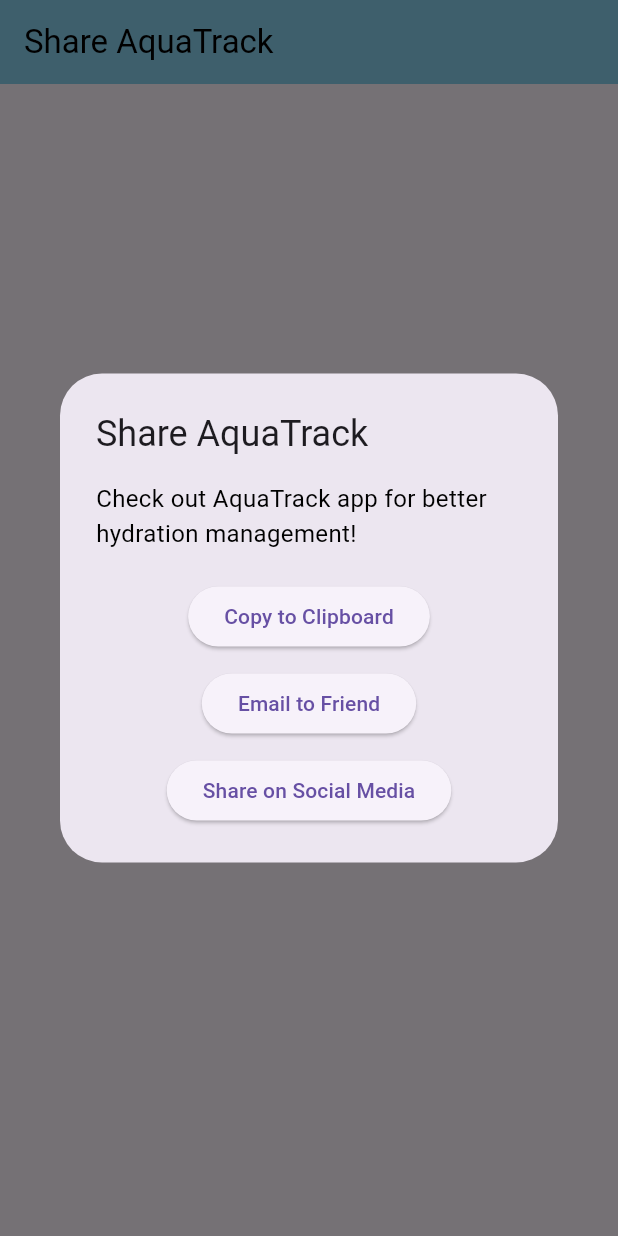
After one commit to riyanachwani/Aqua-Track, a Flutter app: the ShareScreen screen opened directly, after a tap on "Open Custom Share Dialog", on a phone screen of 412 x 824 dp. The commit adds this screen. Run offline on Flutter 3.47's test engine with Material 3 defaults, Android fonts, the phone set to English and light mode, and no system bars; our stand-ins replace cloud_firestore, firebase_auth, firebase_core, google_fonts, google_sign_in, share_plus and 2 more; accounts and stored records are empty; generated files the repository leaves out were written again.

Commit message:
Add share functionality with SharePlus integration and create share dialog

```diff
--- a/lib/auth/signup.dart
+++ b/lib/auth/signup.dart
@@ -151,11 +151,6 @@ static Future<User?> SignInWithEmail(
   Widget build(BuildContext context) {
     Size size = MediaQuery.of(context).size;
     return Scaffold(
-      // appBar: AppBar(
-      //   centerTitle: true,
-      //   title:
-      //       Text("AquaTrack", style: TextStyle(fontFamily: "RosebayRegular")),
-      // ),
       body: Stack(
         children: [
           Image.asset('assets/images/bg2.jpg',
--- /dev/null
+++ b/lib/dashboard/settings/utils/share_screen.dart
@@ -0,0 +1,109 @@
+import 'package:flutter/material.dart';
+import 'package:flutter/services.dart'; // For Clipboard functionality
+import 'package:url_launcher/url_launcher.dart'; // For email functionality
+  // Function to copy text to clipboard
+  void copyToClipboard(BuildContext context, String message) {
+    Clipboard.setData(ClipboardData(text: message));
+    ScaffoldMessenger.of(context).showSnackBar(
+      const SnackBar(content: Text('Message copied to clipboard!')),
+    );
+  }
+
+  // Function to open email client
+  void sendEmail(String subject, String body) async {
+    final Uri emailUri = Uri(
+      scheme: 'mailto',
+      path: '',
+      queryParameters: {
+        'subject': subject,
+        'body': body,
+      },
+    );
+    if (await canLaunch(emailUri.toString())) {
+      await launch(emailUri.toString());
+    } else {
+      throw 'Could not open email client';
+    }
+  }
+
+  void openCustomShareDialog(BuildContext context) {
+    final String message =
+        'Check out AquaTrack app for better hydration management!';
+
+    showDialog(
+      context: context,
+      builder: (BuildContext context) {
+        return AlertDialog(
+          title: const Text('Share AquaTrack'),
+          content: Column(
+            mainAxisSize: MainAxisSize.min,
+            children: [
+              Text(
+                message,
+                style: TextStyle(
+                  fontSize: 16,
+                  color: Theme.of(context).brightness == Brightness.dark
+                      ? Colors.white
+                      : Colors.black,
+                ),
+              ),
+              const SizedBox(height: 20),
+              ElevatedButton(
+                onPressed: () {
+                  copyToClipboard(context, message);
+                  Navigator.pop(context); // Close dialog after copying
+                },
+                child: const Text('Copy to Clipboard'),
+              ),
+              const SizedBox(height: 10),
+              ElevatedButton(
+                onPressed: () {
+                  sendEmail(
+                      'AquaTrack App Recommendation', message);
+                  Navigator.pop(context); // Close dialog after sending email
+                },
+                child: const Text('Email to Friend'),
+              ),
+              const SizedBox(height: 10),
+              ElevatedButton(
+                onPressed: () {
+                  // Add your social media share options here
+                  ScaffoldMessenger.of(context).showSnackBar(
+                    const SnackBar(content: Text('Social media share coming soon!')),
+                  );
+                  Navigator.pop(context);
+                },
+                child: const Text('Share on Social Media'),
+              ),
+            ],
+          ),
+        );
+      },
+    );
+  }
+
+class ShareScreen extends StatelessWidget {
+  const ShareScreen({Key? key}) : super(key: key);
+
+
+  @override
+  Widget build(BuildContext context) {
+    return Scaffold(
+      appBar: AppBar(
+        title: const Text('Share AquaTrack'),
+      ),
+      body: Center(
+        child: ElevatedButton(
+          onPressed: () => openCustomShareDialog(context),
+          child: const Text('Open Custom Share Dialog'),
+        ),
+      ),
+    );
+  }
+}
+
+void main() {
+  runApp(const MaterialApp(
+    home: ShareScreen(),
+  ));
+}
--- a/lib/dashboard/settings/utils/update_dialog.dart
+++ b/lib/dashboard/settings/utils/update_dialog.dart
@@ -1,4 +1,3 @@
-// update_dialog.dart
 import 'dart:developer';
 import 'package:flutter/cupertino.dart';
 import 'package:flutter/material.dart';
--- a/pubspec.yaml
+++ b/pubspec.yaml
@@ -52,6 +52,8 @@ dependencies:
   intl: ^0.17.0
   circle_nav_bar: ^2.2.0
   fluttertoast: ^8.2.10
+  share_plus: ^10.1.4
+  clipboard: ^0.1.3
 
 dev_dependencies:
   flutter_test:
```
Also changed, not shown: lib/dashboard/settings/settings.dart (+6 -1 lines), lib/dashboard/settings/utils/share_dialog.dart (added, +70 -0 lines), pubspec.lock, 4 other files.
